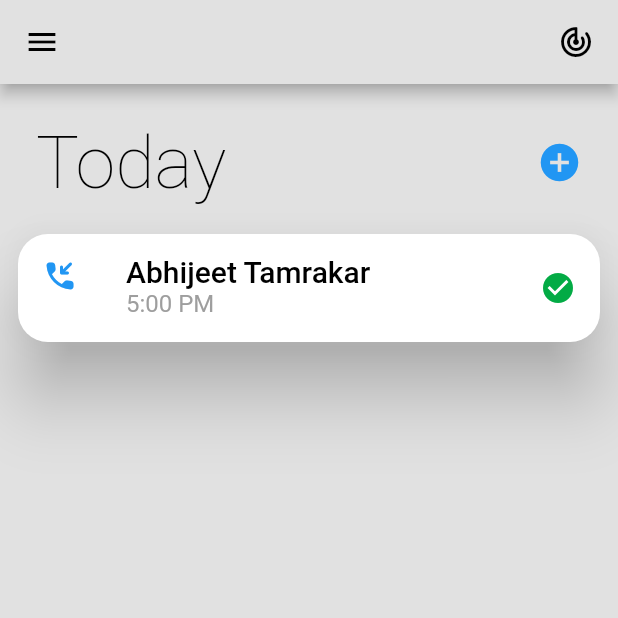
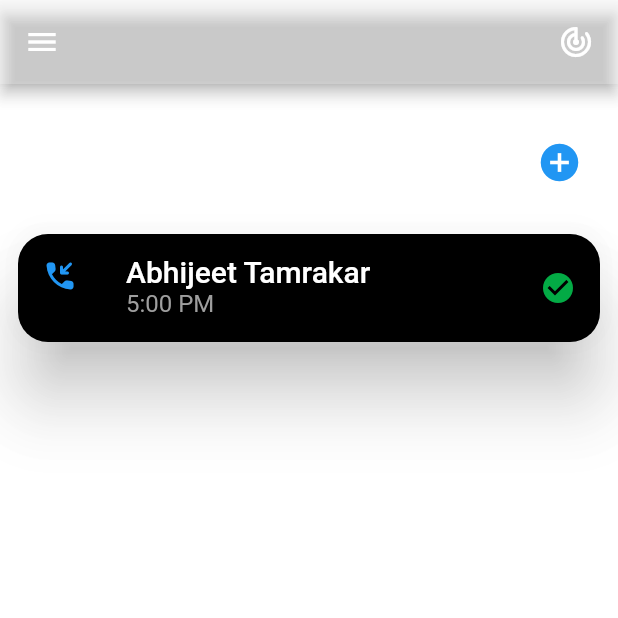
Before and after one commit to mrcchef/Dark-Mode, a Flutter app: the screen it shows after launch, on a phone screen of 412 x 824 dp, the top half of it. Run offline on Flutter 3.47's test engine with Material 2 defaults, Android fonts, the phone set to English and light mode, and no system bars; our stand-ins replace hive, hive_flutter; accounts and stored records are empty; generated files the repository leaves out were written again.

Commit message:
in between of stroing darkmode data

```diff
--- a/lib/app_theme_state.dart
+++ b/lib/app_theme_state.dart
@@ -1,10 +1,15 @@
 import 'package:flutter/cupertino.dart';
+import 'package:hive/hive.dart';
+import 'package:provider/provider.dart';
 
-class AppThemeState extends ChangeNotifier {
-  bool isdarkMode = false;
+part 'app_theme_state.g.dart';
+
+@HiveType(typeId: 0)
+class AppThemeState {
+  @HiveField(0)
+  bool isdarkMode = true;
 
   void toggleState() {
     isdarkMode = !isdarkMode;
-    notifyListeners();
   }
 }
--- a/lib/home_page.dart
+++ b/lib/home_page.dart
@@ -1,10 +1,17 @@
 import 'package:flutter/material.dart';
 import 'package:flutter_theming/app_theme_state.dart';
+import 'package:hive/hive.dart';
 import 'package:provider/provider.dart';
+
+const String appState = 'appState';
+const String appThemeStateKey = 'appThemeStateKey';
 
 class HomePage extends StatelessWidget {
   @override
   Widget build(BuildContext context) {
+    Box box = Hive.box(appState);
+    final AppThemeState appThemeState = box.get(appThemeStateKey);
+
     return Scaffold(
       appBar: AppBar(
         leading: Icon(Icons.menu),
@@ -13,8 +20,8 @@ class HomePage extends StatelessWidget {
             padding: const EdgeInsets.symmetric(horizontal: 16, vertical: 4),
             child: InkWell(
               onTap: () {
-                Provider.of<AppThemeState>(context, listen: false)
-                    .toggleState();
+                appThemeState.toggleState();
+                box.put(appThemeStateKey, AppThemeState());
               },
               child: Icon(
                 Icons.track_changes_rounded,
--- a/lib/main.dart
+++ b/lib/main.dart
@@ -5,19 +5,28 @@ import 'package:provider/provider.dart';
 
 import 'home_page.dart';
 
-void main() {
+import 'package:path_provider/path_provider.dart' as path_provider;
+import 'package:hive/hive.dart';
+import 'package:hive_flutter/hive_flutter.dart';
+
+const String appState = 'appState';
+const String appThemeStateKey = 'appThemeStateKey';
+
+void main() async {
+  await Hive.initFlutter();
+  Hive.registerAdapter(AppThemeStateAdapter());
+  Box box = await Hive.openBox(appState);
+  box.put(appThemeStateKey, AppThemeState());
   runApp(MyApp());
 }
 
 class MyApp extends StatelessWidget {
-  // This widget is the root of your application.
   @override
   Widget build(BuildContext context) {
-    return ChangeNotifierProvider<AppThemeState>(
-      create: (context) => AppThemeState(),
-      builder: (context, _) {
-        return Consumer<AppThemeState>(
-          builder: (context, appThemeState, _) {
+    return ValueListenableBuilder(
+      valueListenable: Hive.box(appState).listenable(),
+      builder: (context, box, child) {
+        AppThemeState appThemeState = box.get(appThemeStateKey);
         return MaterialApp(
           debugShowCheckedModeBanner: false,
           title: 'Flutter Demo',
@@ -28,7 +37,5 @@ class MyApp extends StatelessWidget {
         );
       },
     );
-      },
-    );
   }
 }
--- a/pubspec.yaml
+++ b/pubspec.yaml
@@ -24,6 +24,9 @@ dependencies:
   flutter:
     sdk: flutter
   provider: ^5.0.0
+  hive: ^2.0.4
+  hive_flutter: ^1.0.0
+  path_provider: ^2.0.1
 
 
   # The following adds the Cupertino Icons font to your application.
@@ -33,6 +36,8 @@ dependencies:
 dev_dependencies:
   flutter_test:
     sdk: flutter
+  hive_generator: ^1.1.0
+  build_runner: ^2.0.1
 
 # For information on the generic Dart part of this file, see the
 # following page: https://dart.dev/tools/pub/pubspec
```
Also changed, not shown: lib/app_theme_state.g.dart (added), pubspec.lock. Lines whose indentation alone changed are shown as unchanged.
